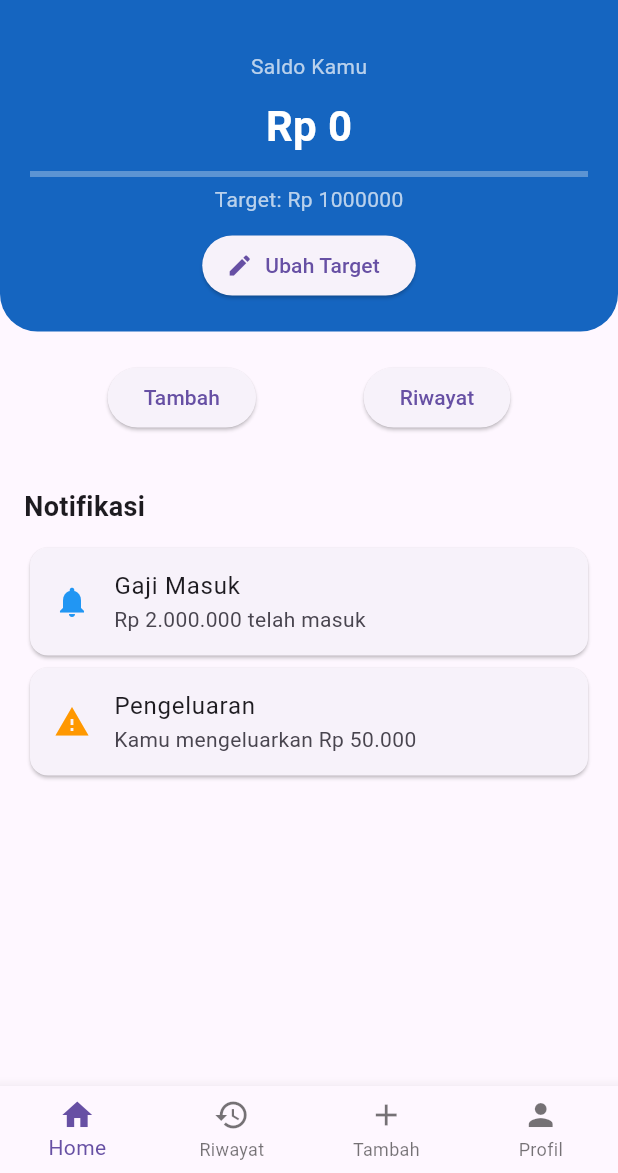
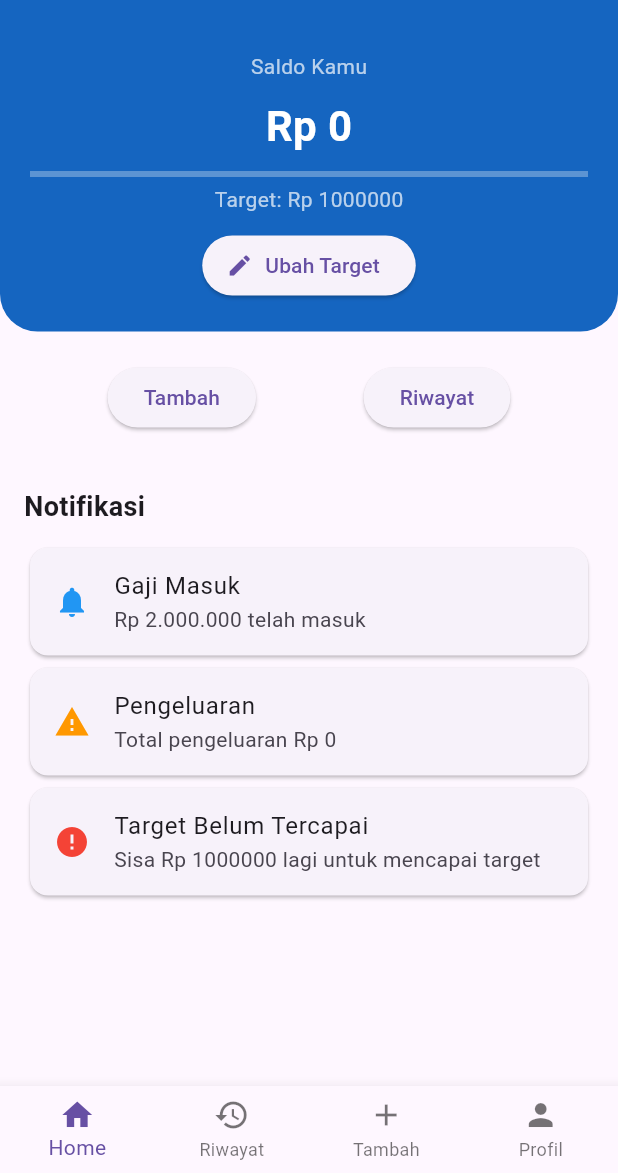
Before and after one commit to meyaja478-beep/Tabunganku, a Flutter app: the Homeee screen opened directly, on a phone screen of 412 x 824 dp, the part 63-1236 px from its top. Run offline on Flutter 3.47's test engine with Material 3 defaults, Android fonts, the phone set to English and light mode, and no system bars; our stand-ins replace shared_preferences, supabase_flutter; accounts and stored records are empty.

Commit message:
merubah ikon pengeluaran supaya ttep otomatis dari riwayat dan juga ada nptif total keselurusan dihomeee

```diff
--- a/lib/homeee.dart
+++ b/lib/homeee.dart
@@ -17,6 +17,22 @@ class _HomeeeState extends State<Homeee> {
   int target = 1000000;
 final TextEditingController targetController = TextEditingController();
   List<String> riwayat = [];
+  int get totalPengeluaran {
+  int total = 0;
+
+  for (var item in riwayat) {
+    List<String> data = item.split('|');
+
+    if (data[0] == "Keluar") {
+      total += int.tryParse(
+            data[1].replaceAll("Rp ", ""),
+          ) ??
+          0;
+    }
+  }
+
+  return total;
+}
 
   @override
   void initState() {
@@ -31,7 +47,7 @@ final TextEditingController targetController = TextEditingController();
     setState(() {
       saldo = prefs.getInt('saldo') ?? 0;
       riwayat = prefs.getStringList('riwayat') ?? [];
-      target = prefs.getInt('target') ?? 1000000;
+        target = prefs.getInt('target') ?? 1000000;
     });
   }
 
@@ -55,6 +71,24 @@ final TextEditingController targetController = TextEditingController();
     });
 
     saveData();
+    // 🔥 NOTIF TARGET
+if (saldo >= target) {
+  ScaffoldMessenger.of(context).showSnackBar(
+    SnackBar(
+      content: Text("🎉 Selamat! Target tabungan tercapai"),
+      backgroundColor: Colors.green,
+    ),
+  );
+} else {
+  ScaffoldMessenger.of(context).showSnackBar(
+    SnackBar(
+      content: Text(
+        "💰 Target belum tercapai. Sisa Rp ${target - saldo}",
+      ),
+      backgroundColor: Colors.orange,
+    ),
+  );
+}
   }
 
   // ✅ AMBIL SALDO
@@ -220,9 +254,34 @@ ElevatedButton.icon(
                     child: ListTile(
                       leading: Icon(Icons.warning, color: Colors.orange),
                       title: Text("Pengeluaran"),
-                      subtitle: Text("Kamu mengeluarkan Rp 50.000"),
+                      subtitle: Text(
+                       "Total pengeluaran Rp $totalPengeluaran"),
                     ),
                   ),
+                  Card(
+  child: ListTile(
+    leading: Icon(
+      saldo >= target
+          ? Icons.check_circle
+          : Icons.error,
+      color: saldo >= target
+          ? Colors.green
+          : Colors.red,
+    ),
+
+    title: Text(
+      saldo >= target
+          ? "Target Tercapai"
+          : "Target Belum Tercapai",
+    ),
+
+    subtitle: Text(
+      saldo >= target
+          ? "Selamat! Kamu berhasil mencapai target tabungan 🎉"
+          : "Sisa Rp ${target - saldo} lagi untuk mencapai target",
+    ),
+  ),
+),
                 ],
               ),
             ),
@@ -239,8 +298,8 @@ ElevatedButton.icon(
         onAmbil: ambilSaldo,
       ),
 
-      // ===== PROFIL =====
-      Profil(target: target),
+      // ===== PROFIL ==== =
+      Profil(target:target),
     ];
 
     return Scaffold(
```
